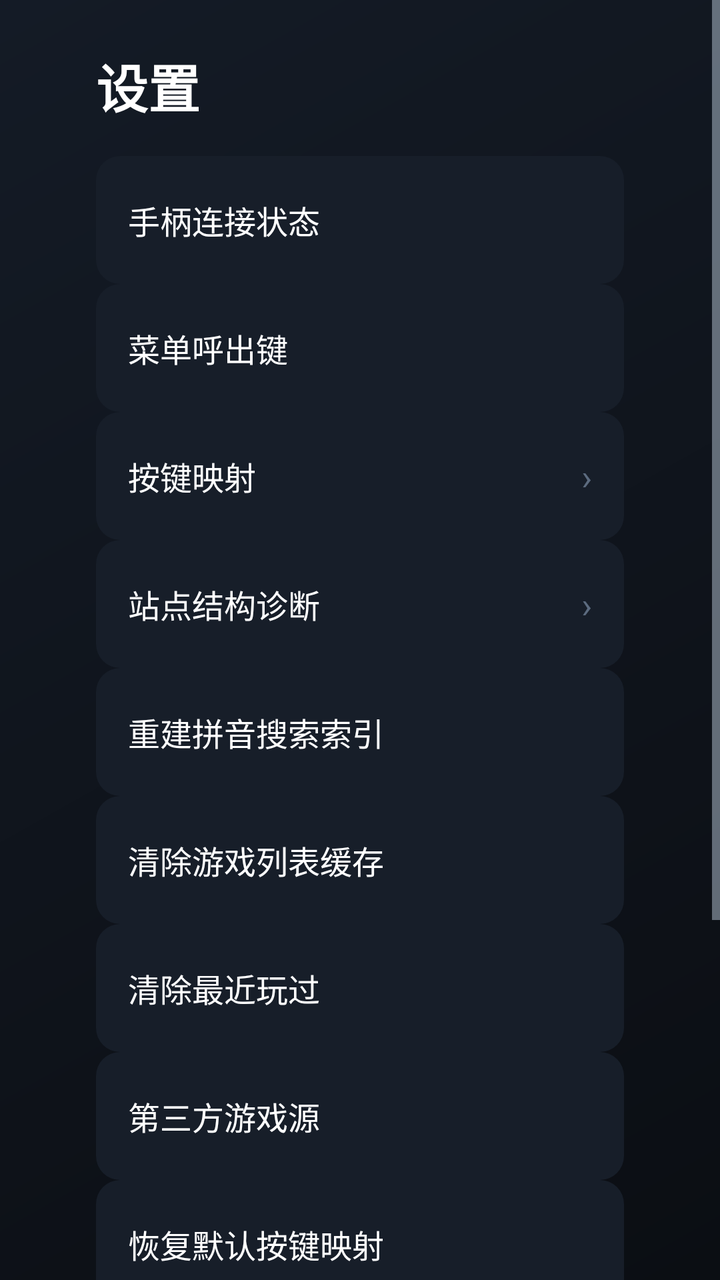
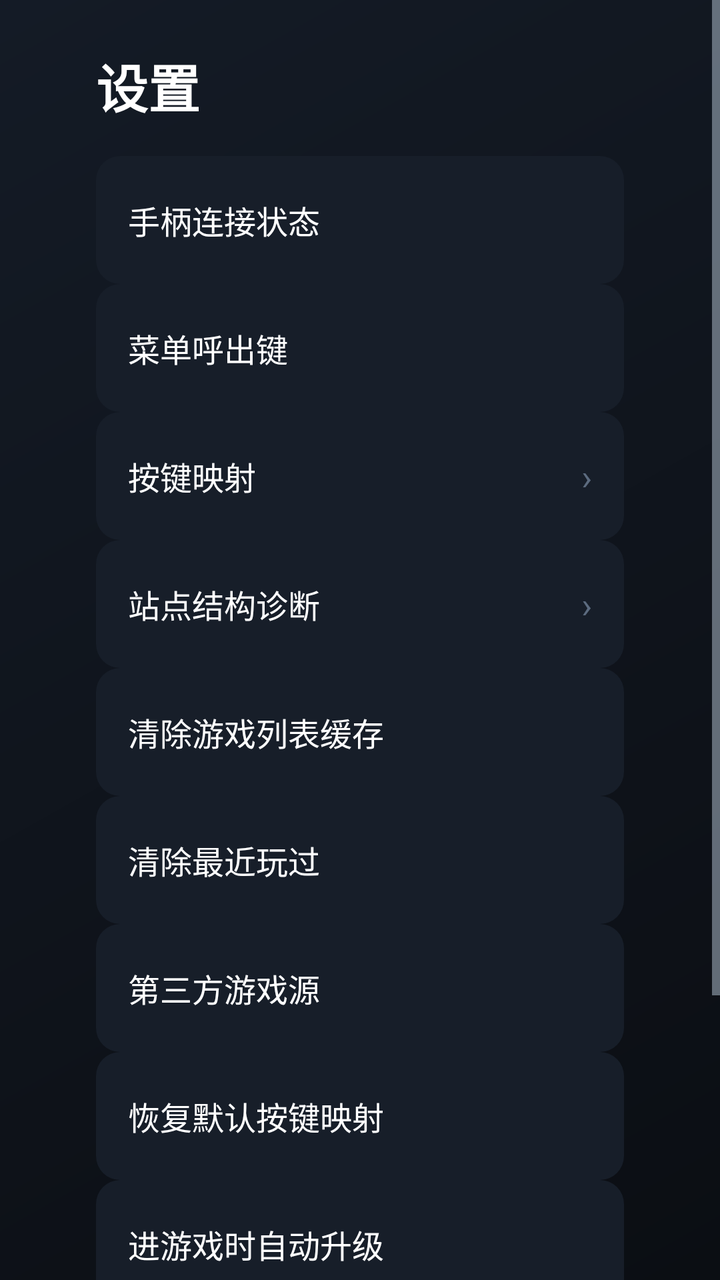

Screens rendered from an Android XML layout before and after an edit, with the pre-edit source and the edit as a unified diff.
<!-- AndroidManifest.xml: activity theme Theme.XbwTv.Lobby -->
<!-- res/layout/activity_settings.xml -->
<?xml version="1.0" encoding="utf-8"?>
<ScrollView xmlns:android="http://schemas.android.com/apk/res/android"
    android:id="@+id/settings_scroll"
    android:layout_width="match_parent"
    android:layout_height="match_parent"
    android:background="@drawable/bg_lobby"
    android:clipToPadding="false"
    android:paddingBottom="32dp">

    <LinearLayout
        android:layout_width="match_parent"
        android:layout_height="wrap_content"
        android:orientation="vertical"
        android:paddingLeft="48dp"
        android:paddingTop="24dp"
        android:paddingRight="48dp">

        <TextView
            android:layout_width="wrap_content"
            android:layout_height="wrap_content"
            android:layout_marginBottom="16dp"
            android:text="@string/settings_title"
            android:textColor="@color/xbw_text_primary"
            android:textSize="26sp"
            android:textStyle="bold" />

        
        <LinearLayout
            android:id="@+id/row_gamepad"
            style="@style/SettingItem">

            <TextView
                android:layout_width="0dp"
                android:layout_height="wrap_content"
                android:layout_weight="1"
                android:text="@string/settings_gamepad"
                android:textColor="@color/xbw_text_primary"
                android:textSize="16sp" />

            <TextView
                android:id="@+id/val_gamepad"
                android:layout_width="wrap_content"
                android:layout_height="wrap_content"
                android:textColor="@color/xbw_text_secondary"
                android:textSize="14sp" />
        </LinearLayout>

        
        <LinearLayout
            android:id="@+id/row_hotkey"
            style="@style/SettingItem">

            <TextView
                android:layout_width="0dp"
                android:layout_height="wrap_content"
                android:layout_weight="1"
                android:text="@string/settings_menu_key"
                android:textColor="@color/xbw_text_primary"
                android:textSize="16sp" />

            <TextView
                android:id="@+id/val_hotkey"
                android:layout_width="wrap_content"
                android:layout_height="wrap_content"
                android:textColor="@color/xbw_success"
                android:textSize="14sp" />
        </LinearLayout>

        
        <LinearLayout
            android:id="@+id/row_mapping"
            style="@style/SettingItem">

            <TextView
                android:layout_width="0dp"
                android:layout_height="wrap_content"
                android:layout_weight="1"
                android:text="@string/settings_mapping"
                android:textColor="@color/xbw_text_primary"
                android:textSize="16sp" />

            <TextView
                android:layout_width="wrap_content"
                android:layout_height="wrap_content"
                android:text="›"
                android:textColor="@color/xbw_text_disabled"
                android:textSize="18sp" />
        </LinearLayout>

        
        <LinearLayout
            android:id="@+id/row_diagnose"
            style="@style/SettingItem">

            <TextView
                android:layout_width="0dp"
                android:layout_height="wrap_content"
                android:layout_weight="1"
                android:text="@string/settings_diagnose"
                android:textColor="@color/xbw_text_primary"
                android:textSize="16sp" />

            <TextView
                android:layout_width="wrap_content"
                android:layout_height="wrap_content"
                android:text="›"
                android:textColor="@color/xbw_text_disabled"
                android:textSize="18sp" />
        </LinearLayout>

        
        <LinearLayout
            android:id="@+id/row_pinyin"
            style="@style/SettingItem">

            <TextView
                android:layout_width="0dp"
                android:layout_height="wrap_content"
                android:layout_weight="1"
                android:text="@string/settings_pinyin_index"
                android:textColor="@color/xbw_text_primary"
                android:textSize="16sp" />

            <TextView
                android:id="@+id/val_pinyin_count"
                android:layout_width="wrap_content"
                android:layout_height="wrap_content"
                android:textColor="@color/xbw_text_secondary"
                android:textSize="14sp" />
        </LinearLayout>

        
        <LinearLayout
            android:id="@+id/row_clear_cache"
            style="@style/SettingItem">

            <TextView
                android:layout_width="0dp"
                android:layout_height="wrap_content"
                android:layout_weight="1"
                android:text="@string/settings_clear_cache"
                android:textColor="@color/xbw_text_primary"
                android:textSize="16sp" />

            <TextView
                android:id="@+id/val_cache_count"
                android:layout_width="wrap_content"
                android:layout_height="wrap_content"
                android:textColor="@color/xbw_text_secondary"
                android:textSize="14sp" />
        </LinearLayout>

        
        <LinearLayout
            android:id="@+id/row_clear_recent"
            style="@style/SettingItem">

            <TextView
                android:layout_width="0dp"
                android:layout_height="wrap_content"
                android:layout_weight="1"
                android:text="@string/settings_clear_recent"
                android:textColor="@color/xbw_text_primary"
                android:textSize="16sp" />

            <TextView
                android:id="@+id/val_recent_count"
                android:layout_width="wrap_content"
                android:layout_height="wrap_content"
                android:textColor="@color/xbw_text_secondary"
                android:textSize="14sp" />
        </LinearLayout>

        
        
        <LinearLayout
            android:id="@+id/row_plugins"
            style="@style/SettingItem">

            <TextView
                android:layout_width="0dp"
                android:layout_height="wrap_content"
                android:layout_weight="1"
                android:text="@string/settings_plugins"
                android:textColor="@color/xbw_text_primary"
                android:textSize="16sp" />

            <TextView
                android:id="@+id/val_plugins"
                android:layout_width="wrap_content"
                android:layout_height="wrap_content"
                android:textColor="@color/xbw_text_secondary"
                android:textSize="14sp" />
        </LinearLayout>

        <LinearLayout
            android:id="@+id/row_reset_map"
            style="@style/SettingItem">

            <TextView
                android:layout_width="0dp"
                android:layout_height="wrap_content"
                android:layout_weight="1"
                android:text="@string/settings_reset_map"
                android:textColor="@color/xbw_text_primary"
                android:textSize="16sp" />
        </LinearLayout>

        
        <LinearLayout
            android:id="@+id/row_auto_update"
            style="@style/SettingItem">

            <TextView
                android:layout_width="0dp"
                android:layout_height="wrap_content"
                android:layout_weight="1"
                android:text="@string/settings_auto_update"
                android:textColor="@color/xbw_text_primary"
                android:textSize="16sp" />

            <TextView
                android:id="@+id/val_auto_update"
                android:layout_width="wrap_content"
                android:layout_height="wrap_content"
                android:textColor="@color/xbw_text_disabled"
                android:textSize="14sp" />
        </LinearLayout>

        
        <LinearLayout
            android:id="@+id/row_check_update"
            style="@style/SettingItem">

            <TextView
                android:layout_width="0dp"
                android:layout_height="wrap_content"
                android:layout_weight="1"
                android:text="@string/settings_check_update"
                android:textColor="@color/xbw_text_primary"
                android:textSize="16sp" />

            <TextView
                android:id="@+id/val_current_version"
                android:layout_width="wrap_content"
                android:layout_height="wrap_content"
                android:textColor="@color/xbw_text_secondary"
                android:textSize="14sp" />
        </LinearLayout>

        
        <LinearLayout
            android:id="@+id/row_about"
            style="@style/SettingItem">

            <TextView
                android:layout_width="0dp"
                android:layout_height="wrap_content"
                android:layout_weight="1"
                android:text="@string/settings_about"
                android:textColor="@color/xbw_text_primary"
                android:textSize="16sp" />

            <TextView
                android:layout_width="wrap_content"
                android:layout_height="wrap_content"
                android:text="›"
                android:textColor="@color/xbw_text_disabled"
                android:textSize="18sp" />
        </LinearLayout>

        <TextView
            android:id="@+id/hotkey_capture_hint"
            android:layout_width="match_parent"
            android:layout_height="wrap_content"
            android:layout_marginTop="18dp"
            android:background="@drawable/bg_hint_bar"
            android:padding="12dp"
            android:textColor="@color/xbw_warning"
            android:textSize="14sp"
            android:visibility="gone" />
    </LinearLayout>
</ScrollView>
<!-- resources referenced by this layout -->
<resources>
  <color name="xbw_success">#3DDC97</color>
  <color name="xbw_text_disabled">#5C6B7F</color>
  <color name="xbw_text_primary">#FFFFFFFF</color>
  <color name="xbw_text_secondary">#B3C2D1</color>
  <color name="xbw_warning">#FFC94D</color>
  <!-- drawable bg_hint_bar (drawable) -->
  <?xml version="1.0" encoding="utf-8"?>
  <shape xmlns:android="http://schemas.android.com/apk/res/android" android:shape="rectangle">
      <solid android:color="@color/xbw_hint_bg" />
      <corners android:radius="12dp" />
  </shape>
  <!-- drawable bg_lobby (drawable) -->
  <?xml version="1.0" encoding="utf-8"?>
  <shape xmlns:android="http://schemas.android.com/apk/res/android" android:shape="rectangle">
      <gradient
          android:angle="315"
          android:startColor="@color/xbw_bg_gradient_top"
          android:endColor="@color/xbw_bg" />
  </shape>
  <string name="settings_about">关于</string>
  <string name="settings_auto_update">进游戏时自动升级</string>
  <string name="settings_check_update">立即检查更新</string>
  <string name="settings_clear_cache">清除游戏列表缓存</string>
  <string name="settings_clear_recent">清除最近玩过</string>
  <string name="settings_diagnose">站点结构诊断</string>
  <string name="settings_gamepad">手柄连接状态</string>
  <string name="settings_mapping">按键映射</string>
  <string name="settings_menu_key">菜单呼出键</string>
  <string name="settings_pinyin_index">重建拼音搜索索引</string>
  <string name="settings_plugins">第三方游戏源</string>
  <string name="settings_reset_map">恢复默认按键映射</string>
  <string name="settings_title">设置</string>
  <style name="SettingItem">
          <item name="android:layout_width">match_parent</item>
          <item name="android:layout_height">wrap_content</item>
          <item name="android:minHeight">64dp</item>
          <item name="android:focusable">true</item>
          <item name="android:focusableInTouchMode">false</item>
          <item name="android:background">@drawable/bg_setting_item</item>
          <item name="android:padding">16dp</item>
          <item name="android:orientation">horizontal</item>
          <item name="android:gravity">center_vertical</item>
      </style>
  <style name="Theme.XbwTv.Lobby">
          <item name="android:windowBackground">@drawable/bg_lobby</item>
      </style>
  <color name="xbw_hint_bg">#990B0E13</color>
  <color name="xbw_bg_gradient_top">#141B26</color>
  <color name="xbw_bg">#0B0E13</color>
  <!-- drawable bg_setting_item (drawable) -->
  <?xml version="1.0" encoding="utf-8"?>
  <selector xmlns:android="http://schemas.android.com/apk/res/android">
      <item android:state_focused="true">
          <shape android:shape="rectangle">
              <solid android:color="@color/xbw_surface_high" />
              <corners android:radius="12dp" />
              <stroke android:width="2dp" android:color="@color/xbw_accent" />
          </shape>
      </item>
      <item android:state_pressed="true">
          <shape android:shape="rectangle">
              <solid android:color="@color/xbw_surface_high" />
              <corners android:radius="12dp" />
          </shape>
      </item>
      <item>
          <shape android:shape="rectangle">
              <solid android:color="@color/xbw_surface" />
              <corners android:radius="12dp" />
          </shape>
      </item>
  </selector>
  <color name="xbw_surface_high">#222B39</color>
  <color name="xbw_accent">#FF5A5F</color>
  <color name="xbw_surface">#171E29</color>
</resources>

<!-- the commit's change to res/layout/activity_settings.xml (unified diff, before → after) -->
@@ -106,27 +106,6 @@
                 android:text="›"
                 android:textColor="@color/xbw_text_disabled"
                 android:textSize="18sp" />
-        </LinearLayout>
-
-        
-        <LinearLayout
-            android:id="@+id/row_pinyin"
-            style="@style/SettingItem">
-
-            <TextView
-                android:layout_width="0dp"
-                android:layout_height="wrap_content"
-                android:layout_weight="1"
-                android:text="@string/settings_pinyin_index"
-                android:textColor="@color/xbw_text_primary"
-                android:textSize="16sp" />
-
-            <TextView
-                android:id="@+id/val_pinyin_count"
-                android:layout_width="wrap_content"
-                android:layout_height="wrap_content"
-                android:textColor="@color/xbw_text_secondary"
-                android:textSize="14sp" />
         </LinearLayout>
 
         
<!-- resource entries referenced after the edit -->
@@ -28,7 +28,6 @@
   <string name="settings_gamepad">手柄连接状态</string>
   <string name="settings_mapping">按键映射</string>
   <string name="settings_menu_key">菜单呼出键</string>
-  <string name="settings_pinyin_index">重建拼音搜索索引</string>
   <string name="settings_plugins">第三方游戏源</string>
   <string name="settings_reset_map">恢复默认按键映射</string>
   <string name="settings_title">设置</string>
